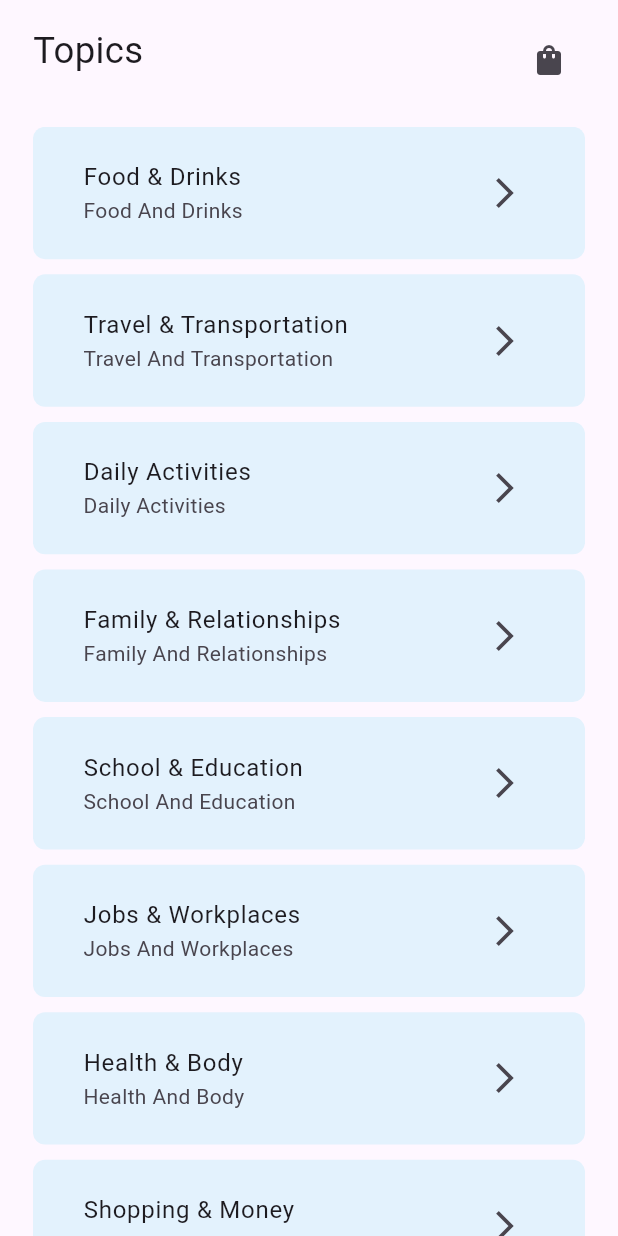
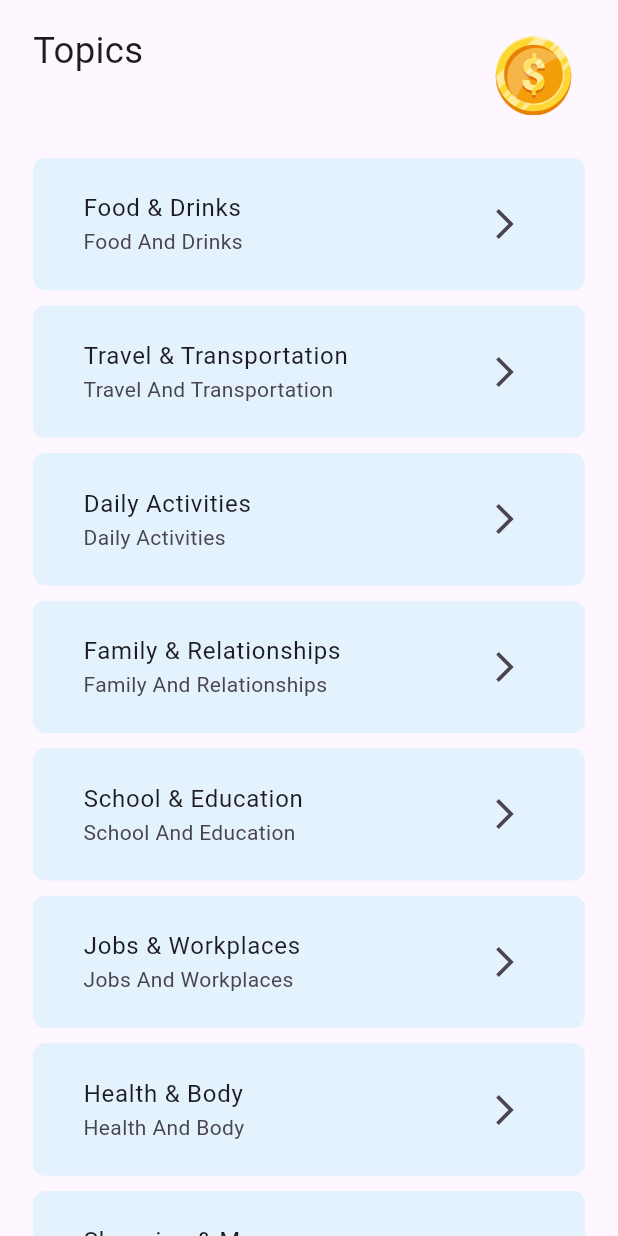
Before and after one commit to QuangAnhTr9s/quizz_app_with_level, a Flutter app: the screen it shows after launch, on a phone screen of 412 x 824 dp. Run offline on Flutter 3.47's test engine with Material 3 defaults, Android fonts, the light colour scheme and no system bars; our stand-ins replace cached_network_image, flutter_easyloading, flutter_screenutil, flutter_tts, in_app_purchase, percent_indicator; missing offline and left inert: in_app_purchase_android, in_app_purchase_storekit, page_flip_builder; accounts and stored records are empty.

Commit message:
change icon

```diff
--- a/lib/feature/flash_card/widgets/category_list_screen.dart
+++ b/lib/feature/flash_card/widgets/category_list_screen.dart
@@ -48,11 +48,16 @@ class _CategoryListScreenState extends State<CategoryListScreen> {
                         Navigator.push(
                           context,
                           MaterialPageRoute(
-                            builder: (context) => CoinPackageScreen(),
+                            builder: (context) => const CoinPackageScreen(),
                           ),
                         );
                       },
-                      icon: const Icon(Icons.shopping_bag_rounded)),
+                      icon: Image.asset(
+                        'assets/dollar.png',
+                        height: 48.w,
+                        width: 48.w,
+                        fit: BoxFit.fill,
+                      )),
                 ],
               ),
               SizedBox(
```
Also changed, not shown: assets/dollar.png (added).
